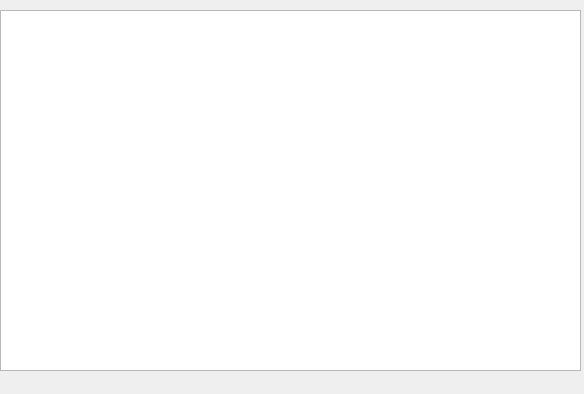
Above: src/ui/notebooksdialog.ui from fredollinger/KTomGirl before the change. Below: the same form after it.
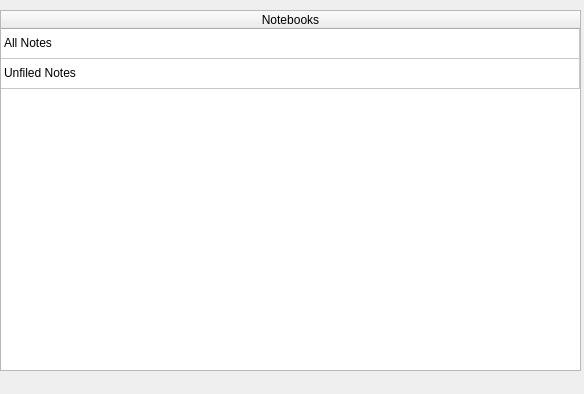
That is the form after the change.

Commit message: Even better search ui.

Diff of the .ui file:
```diff
--- a/src/ui/notebooksdialog.ui
+++ b/src/ui/notebooksdialog.ui
@@ -31,7 +31,42 @@
     </property>
     <layout class="QVBoxLayout" name="verticalLayout">
      <item>
-      <widget class="QTableWidget" name="tableNotebooks"/>
+      <widget class="QTableWidget" name="tableNotebooks">
+       <attribute name="horizontalHeaderCascadingSectionResizes">
+        <bool>true</bool>
+       </attribute>
+       <attribute name="horizontalHeaderStretchLastSection">
+        <bool>true</bool>
+       </attribute>
+       <attribute name="verticalHeaderVisible">
+        <bool>false</bool>
+       </attribute>
+       <row>
+        <property name="text">
+         <string/>
+        </property>
+       </row>
+       <row>
+        <property name="text">
+         <string/>
+        </property>
+       </row>
+       <column>
+        <property name="text">
+         <string>Notebooks</string>
+        </property>
+       </column>
+       <item row="0" column="0">
+        <property name="text">
+         <string>All Notes</string>
+        </property>
+       </item>
+       <item row="1" column="0">
+        <property name="text">
+         <string>Unfiled Notes</string>
+        </property>
+       </item>
+      </widget>
      </item>
     </layout>
    </widget>
```
The commit also changes 1 other file.
